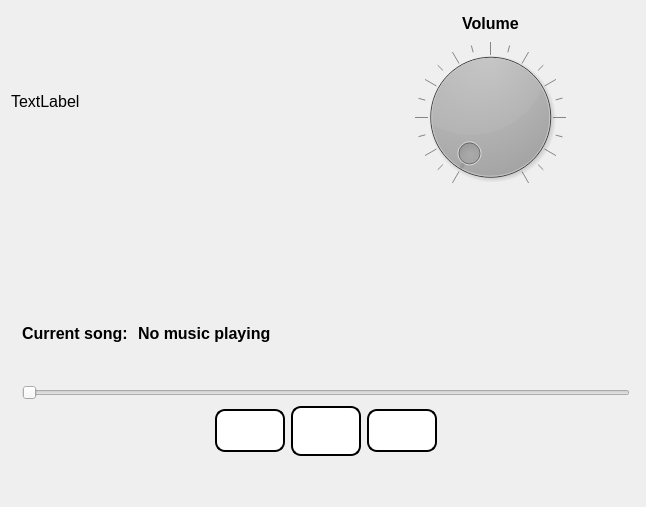
Old version of the form UI/Media.ui in the repository IsacRiccardo/SE_Project.
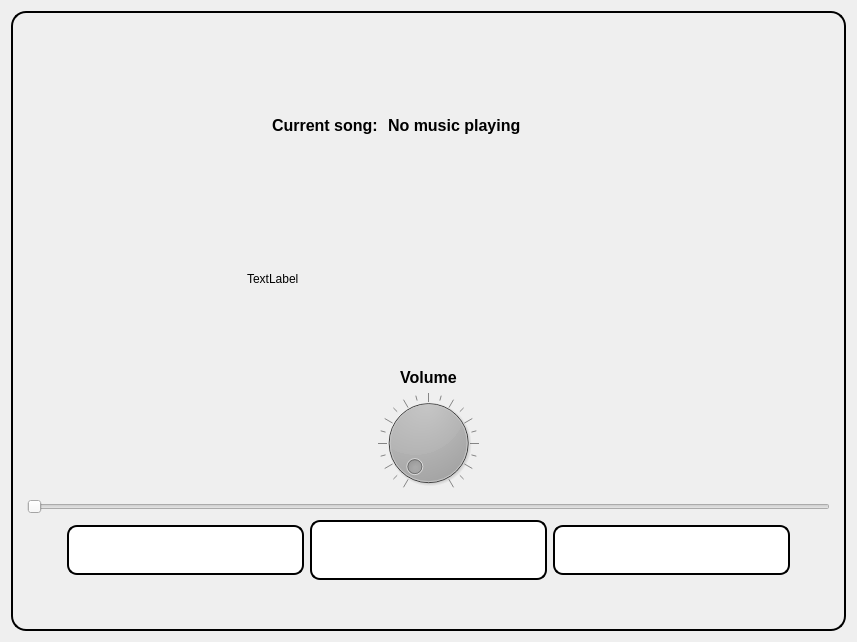
New version of the form. Icons and pictures are not drawn.

```diff
--- a/UI/Media.ui
+++ b/UI/Media.ui
@@ -6,8 +6,8 @@
    <rect>
     <x>0</x>
     <y>0</y>
-    <width>646</width>
-    <height>507</height>
+    <width>857</width>
+    <height>642</height>
    </rect>
   </property>
   <property name="font">
@@ -20,19 +20,40 @@
    <string>Media</string>
   </property>
   <layout class="QGridLayout" name="gridLayout">
-   <item row="2" column="1">
-    <layout class="QVBoxLayout" name="verticalLayout_2">
-     <property name="leftMargin">
-      <number>5</number>
+   <item row="0" column="1">
+    <widget class="QFrame" name="frame">
+     <property name="styleSheet">
+      <string notr="true">border:2px solid black;
+border-radius: 15px;</string>
      </property>
-     <property name="rightMargin">
-      <number>5</number>
+     <property name="frameShape">
+      <enum>QFrame::StyledPanel</enum>
      </property>
+     <property name="frameShadow">
+      <enum>QFrame::Raised</enum>
+     </property>
+     <layout class="QVBoxLayout" name="verticalLayout_3">
      <item>
       <layout class="QHBoxLayout" name="horizontalLayout_2">
        <property name="topMargin">
         <number>40</number>
        </property>
+        <item>
+         <spacer name="horizontalSpacer_4">
+          <property name="orientation">
+           <enum>Qt::Horizontal</enum>
+          </property>
+          <property name="sizeType">
+           <enum>QSizePolicy::Fixed</enum>
+          </property>
+          <property name="sizeHint" stdset="0">
+           <size>
+            <width>250</width>
+            <height>20</height>
+           </size>
+          </property>
+         </spacer>
+        </item>
        <item>
         <widget class="QLabel" name="CurrentSongLabel">
          <property name="maximumSize">
@@ -48,6 +69,9 @@
            <bold>true</bold>
           </font>
          </property>
+          <property name="styleSheet">
+           <string notr="true">border:none;</string>
+          </property>
          <property name="text">
           <string>Current song: </string>
          </property>
@@ -62,6 +86,9 @@
            <bold>true</bold>
           </font>
          </property>
+          <property name="styleSheet">
+           <string notr="true">border:none;</string>
+          </property>
          <property name="text">
           <string>No music playing</string>
          </property>
@@ -70,210 +97,43 @@
       </layout>
      </item>
      <item>
-      <widget class="QSlider" name="MusicSlider">
-       <property name="orientation">
-        <enum>Qt::Horizontal</enum>
-       </property>
-      </widget>
-     </item>
-     <item>
-      <layout class="QHBoxLayout" name="horizontalLayout">
-       <item>
-        <spacer name="horizontalSpacer_3">
-         <property name="orientation">
-          <enum>Qt::Horizontal</enum>
-         </property>
-         <property name="sizeHint" stdset="0">
-          <size>
-           <width>40</width>
-           <height>20</height>
-          </size>
-         </property>
-        </spacer>
-       </item>
-       <item>
-        <widget class="QPushButton" name="PreviousButton">
-         <property name="minimumSize">
-          <size>
-           <width>70</width>
-           <height>40</height>
-          </size>
-         </property>
-         <property name="font">
-          <font>
-           <family>Tahoma</family>
-           <pointsize>12</pointsize>
-          </font>
-         </property>
-         <property name="cursor">
-          <cursorShape>PointingHandCursor</cursorShape>
-         </property>
-         <property name="styleSheet">
-          <string notr="true">QPushButton{border-radius : 10px; border : 2px solid black; padding:10px;
-background-color: rgb(255, 255, 255);}
-
-QPushButton::pressed{
-	background-color: #a6e9ff;
-	border-radius: 10px;
-	border: 2px solid black;
-	padding:10px;
-}</string>
-         </property>
-         <property name="text">
-          <string/>
-         </property>
-         <property name="icon">
-          <iconset resource="resources.qrc">
-           <normaloff>:/Icons/Icons/step-backward-icon.svg</normaloff>:/Icons/Icons/step-backward-icon.svg</iconset>
-         </property>
-        </widget>
-       </item>
-       <item>
-        <widget class="QPushButton" name="PlayPauseButton">
-         <property name="minimumSize">
-          <size>
-           <width>70</width>
-           <height>50</height>
-          </size>
-         </property>
-         <property name="font">
-          <font>
-           <family>Tahoma</family>
-           <pointsize>12</pointsize>
-          </font>
-         </property>
-         <property name="cursor">
-          <cursorShape>PointingHandCursor</cursorShape>
-         </property>
-         <property name="styleSheet">
-          <string notr="true">QPushButton{border-radius : 10px; border : 2px solid black; padding:10px;
-background-color: rgb(255, 255, 255);}
-
-QPushButton::pressed{
-	background-color: #a6e9ff;
-	border-radius: 10px;
-	border: 2px solid black;
-	padding:10px;
-}</string>
-         </property>
-         <property name="text">
-          <string/>
-         </property>
-         <property name="icon">
-          <iconset resource="resources.qrc">
-           <normaloff>:/Icons/Icons/play-icon.svg</normaloff>
-           <disabledoff>:/Icons/Icons/play-icon.svg</disabledoff>
-           <activeoff>:/Icons/Icons/play-icon.svg</activeoff>
-           <activeon>:/Icons/Icons/pause-icon.svg</activeon>
-           <selectedoff>:/Icons/Icons/play-icon.svg</selectedoff>
-           <selectedon>:/Icons/Icons/pause-icon.svg</selectedon>:/Icons/Icons/play-icon.svg</iconset>
-         </property>
-         <property name="iconSize">
-          <size>
-           <width>25</width>
-           <height>25</height>
-          </size>
-         </property>
-         <property name="checkable">
-          <bool>true</bool>
-         </property>
-        </widget>
-       </item>
-       <item>
-        <widget class="QPushButton" name="NextButton">
-         <property name="minimumSize">
-          <size>
-           <width>70</width>
-           <height>40</height>
-          </size>
-         </property>
-         <property name="font">
-          <font>
-           <family>Tahoma</family>
-           <pointsize>12</pointsize>
-          </font>
-         </property>
-         <property name="cursor">
-          <cursorShape>PointingHandCursor</cursorShape>
-         </property>
-         <property name="styleSheet">
-          <string notr="true">QPushButton{border-radius : 10px; border : 2px solid black; padding:10px;
-background-color: rgb(255, 255, 255);}
-
-QPushButton::pressed{
-	background-color: #a6e9ff;
-	border-radius: 10px;
-	border: 2px solid black;
-	padding:10px;
-}</string>
-         </property>
-         <property name="text">
-          <string/>
-         </property>
-         <property name="icon">
-          <iconset resource="resources.qrc">
-           <normaloff>:/Icons/Icons/step-forward-icon.svg</normaloff>:/Icons/Icons/step-forward-icon.svg</iconset>
-         </property>
-        </widget>
-       </item>
-       <item>
-        <spacer name="horizontalSpacer_4">
-         <property name="orientation">
-          <enum>Qt::Horizontal</enum>
-         </property>
-         <property name="sizeHint" stdset="0">
-          <size>
-           <width>40</width>
-           <height>20</height>
-          </size>
-         </property>
-        </spacer>
-       </item>
-      </layout>
-     </item>
-    </layout>
-   </item>
-   <item row="1" column="1">
-    <spacer name="verticalSpacer">
-     <property name="orientation">
-      <enum>Qt::Vertical</enum>
-     </property>
-     <property name="sizeType">
-      <enum>QSizePolicy::Fixed</enum>
-     </property>
-     <property name="sizeHint" stdset="0">
-      <size>
-       <width>20</width>
-       <height>50</height>
-      </size>
-     </property>
-    </spacer>
-   </item>
-   <item row="0" column="0" colspan="2">
     <layout class="QHBoxLayout" name="horizontalLayout_3">
+        <item>
+         <spacer name="horizontalSpacer">
+          <property name="orientation">
+           <enum>Qt::Horizontal</enum>
+          </property>
+          <property name="sizeType">
+           <enum>QSizePolicy::Fixed</enum>
+          </property>
+          <property name="sizeHint" stdset="0">
+           <size>
+            <width>225</width>
+            <height>20</height>
+           </size>
+          </property>
+         </spacer>
+        </item>
      <item>
       <widget class="QLabel" name="ImageLabel">
+          <property name="styleSheet">
+           <string notr="true">border:none;</string>
+          </property>
        <property name="text">
         <string>TextLabel</string>
        </property>
       </widget>
      </item>
-     <item>
-      <spacer name="horizontalSpacer">
-       <property name="orientation">
-        <enum>Qt::Horizontal</enum>
-       </property>
-       <property name="sizeType">
-        <enum>QSizePolicy::Fixed</enum>
-       </property>
-       <property name="sizeHint" stdset="0">
-        <size>
-         <width>40</width>
-         <height>20</height>
-        </size>
-       </property>
-      </spacer>
-     </item>
+       </layout>
+      </item>
+      <item>
+       <layout class="QVBoxLayout" name="verticalLayout_2">
+        <property name="leftMargin">
+         <number>5</number>
+        </property>
+        <property name="rightMargin">
+         <number>5</number>
+        </property>
      <item>
       <layout class="QVBoxLayout" name="verticalLayout">
        <item>
@@ -291,6 +151,9 @@
            <bold>true</bold>
           </font>
          </property>
+            <property name="styleSheet">
+             <string notr="true">border:none;</string>
+            </property>
          <property name="text">
           <string>Volume</string>
          </property>
@@ -329,9 +192,180 @@
        </item>
       </layout>
      </item>
-    </layout>
-   </item>
-   <item row="3" column="1">
+        <item>
+         <widget class="QSlider" name="MusicSlider">
+          <property name="styleSheet">
+           <string notr="true">border:none;</string>
+          </property>
+          <property name="orientation">
+           <enum>Qt::Horizontal</enum>
+          </property>
+         </widget>
+        </item>
+        <item>
+         <layout class="QHBoxLayout" name="horizontalLayout">
+          <item>
+           <spacer name="horizontalSpacer_2">
+            <property name="orientation">
+             <enum>Qt::Horizontal</enum>
+            </property>
+            <property name="sizeType">
+             <enum>QSizePolicy::Fixed</enum>
+            </property>
+            <property name="sizeHint" stdset="0">
+             <size>
+              <width>40</width>
+              <height>20</height>
+             </size>
+            </property>
+           </spacer>
+          </item>
+          <item>
+           <widget class="QPushButton" name="PreviousButton">
+            <property name="minimumSize">
+             <size>
+              <width>70</width>
+              <height>50</height>
+             </size>
+            </property>
+            <property name="font">
+             <font>
+              <family>Tahoma</family>
+              <pointsize>12</pointsize>
+             </font>
+            </property>
+            <property name="cursor">
+             <cursorShape>PointingHandCursor</cursorShape>
+            </property>
+            <property name="styleSheet">
+             <string notr="true">QPushButton{border-radius : 10px; border : 2px solid black; padding:10px;
+background-color: rgb(255, 255, 255);}
+
+QPushButton::pressed{
+	background-color: #a6e9ff;
+	border-radius: 10px;
+	border: 2px solid black;
+	padding:10px;
+}</string>
+            </property>
+            <property name="text">
+             <string/>
+            </property>
+            <property name="icon">
+             <iconset resource="resources.qrc">
+              <normaloff>:/Icons/Icons/step-backward-icon.svg</normaloff>:/Icons/Icons/step-backward-icon.svg</iconset>
+            </property>
+           </widget>
+          </item>
+          <item>
+           <widget class="QPushButton" name="PlayPauseButton">
+            <property name="minimumSize">
+             <size>
+              <width>70</width>
+              <height>60</height>
+             </size>
+            </property>
+            <property name="font">
+             <font>
+              <family>Tahoma</family>
+              <pointsize>12</pointsize>
+             </font>
+            </property>
+            <property name="cursor">
+             <cursorShape>PointingHandCursor</cursorShape>
+            </property>
+            <property name="styleSheet">
+             <string notr="true">QPushButton{border-radius : 10px; border : 2px solid black; padding:10px;
+background-color: rgb(255, 255, 255);}
+
+QPushButton::pressed{
+	background-color: #a6e9ff;
+	border-radius: 10px;
+	border: 2px solid black;
+	padding:10px;
+}</string>
+            </property>
+            <property name="text">
+             <string/>
+            </property>
+            <property name="icon">
+             <iconset resource="resources.qrc">
+              <normaloff>:/Icons/Icons/play-icon.svg</normaloff>
+              <disabledoff>:/Icons/Icons/play-icon.svg</disabledoff>
+              <activeoff>:/Icons/Icons/play-icon.svg</activeoff>
+              <activeon>:/Icons/Icons/pause-icon.svg</activeon>
+              <selectedoff>:/Icons/Icons/play-icon.svg</selectedoff>
+              <selectedon>:/Icons/Icons/pause-icon.svg</selectedon>:/Icons/Icons/play-icon.svg</iconset>
+            </property>
+            <property name="iconSize">
+             <size>
+              <width>25</width>
+              <height>25</height>
+             </size>
+            </property>
+            <property name="checkable">
+             <bool>true</bool>
+            </property>
+           </widget>
+          </item>
+          <item>
+           <widget class="QPushButton" name="NextButton">
+            <property name="minimumSize">
+             <size>
+              <width>70</width>
+              <height>50</height>
+             </size>
+            </property>
+            <property name="font">
+             <font>
+              <family>Tahoma</family>
+              <pointsize>12</pointsize>
+             </font>
+            </property>
+            <property name="cursor">
+             <cursorShape>PointingHandCursor</cursorShape>
+            </property>
+            <property name="styleSheet">
+             <string notr="true">QPushButton{border-radius : 10px; border : 2px solid black; padding:10px;
+background-color: rgb(255, 255, 255);}
+
+QPushButton::pressed{
+	background-color: #a6e9ff;
+	border-radius: 10px;
+	border: 2px solid black;
+	padding:10px;
+}</string>
+            </property>
+            <property name="text">
+             <string/>
+            </property>
+            <property name="icon">
+             <iconset resource="resources.qrc">
+              <normaloff>:/Icons/Icons/step-forward-icon.svg</normaloff>:/Icons/Icons/step-forward-icon.svg</iconset>
+            </property>
+           </widget>
+          </item>
+          <item>
+           <spacer name="horizontalSpacer_3">
+            <property name="orientation">
+             <enum>Qt::Horizontal</enum>
+            </property>
+            <property name="sizeType">
+             <enum>QSizePolicy::Fixed</enum>
+            </property>
+            <property name="sizeHint" stdset="0">
+             <size>
+              <width>40</width>
+              <height>20</height>
+             </size>
+            </property>
+           </spacer>
+          </item>
+         </layout>
+        </item>
+       </layout>
+      </item>
+      <item>
     <spacer name="verticalSpacer_2">
      <property name="orientation">
       <enum>Qt::Vertical</enum>
@@ -346,6 +380,9 @@
       </size>
      </property>
     </spacer>
+      </item>
+     </layout>
+    </widget>
    </item>
   </layout>
  </widget>
```
Lines whose indentation alone changed are shown as unchanged.
